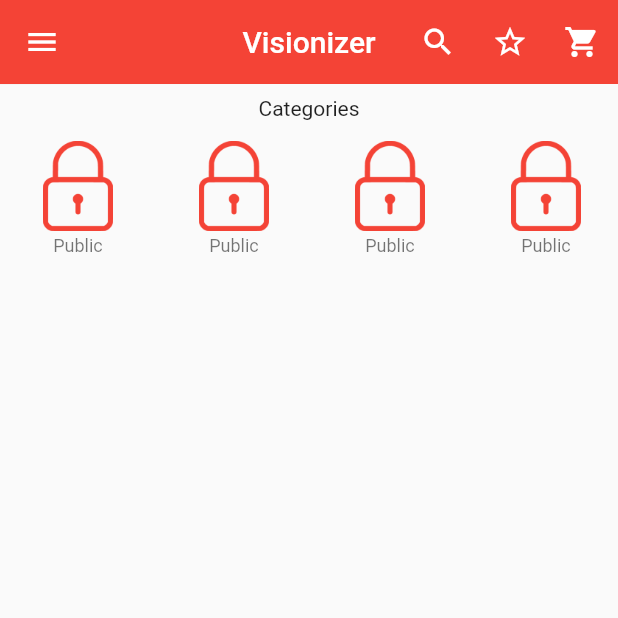
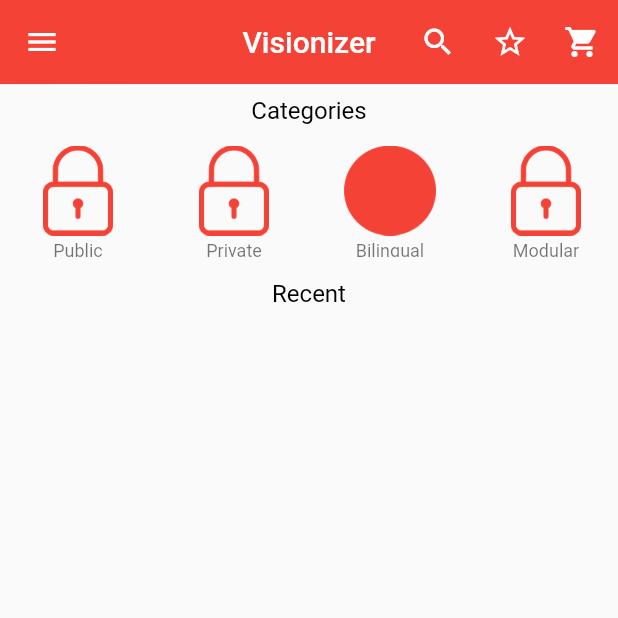
Before and after one commit to clemmsch/reactapp, a Flutter app: the screen it shows after launch, on a phone screen of 412 x 824 dp, the top half of it. Run offline on Flutter 3.47's test engine with Material 2 defaults, Android fonts, the phone set to English and light mode, and no system bars; our stand-ins replace carousel_pro.

Commit message:
Started with "Recent"

```diff
--- a/lib/components/horizontalListView.dart
+++ b/lib/components/horizontalListView.dart
@@ -4,7 +4,7 @@ class HorizontalList extends StatelessWidget {
   @override
   Widget build(BuildContext context) {
     return Container(
-      height: 100,
+      height: 80,
       child: ListView(
         scrollDirection: Axis.horizontal,
         children: <Widget>[
@@ -14,15 +14,15 @@ class HorizontalList extends StatelessWidget {
           ),
           Category(
             imagePath: 'images/categories/Lock.png',
-            categoryName: 'Public',
+            categoryName: 'Private',
+          ),
+          Category(
+            imagePath: 'images/categories/Bilingual.png',
+            categoryName: 'Bilingual',
           ),
           Category(
             imagePath: 'images/categories/Lock.png',
-            categoryName: 'Public',
-          ),
-          Category(
-            imagePath: 'images/categories/Lock.png',
-            categoryName: 'Public',
+            categoryName: 'Modular',
           ),
           Category(
             imagePath: 'images/categories/Lock.png',
--- /dev/null
+++ b/lib/components/schools.dart
@@ -0,0 +1,13 @@
+import 'package:flutter/material.dart';
+
+class Schools extends StatefulWidget {
+  @override
+  _SchoolsState createState() => _SchoolsState();
+}
+
+class _SchoolsState extends State<Schools> {
+  @override
+  Widget build(BuildContext context) {
+    return Container();
+  }
+}
--- a/lib/main.dart
+++ b/lib/main.dart
@@ -4,7 +4,7 @@ import 'package:carousel_pro/carousel_pro.dart';
 // Importing the components
 import 'package:application/components/horizontalListView.dart';
 import 'package:application/components/drawer.dart';
-import 'package:application/components/homepage.dart';
+import 'package:application/components/schools.dart';
 
 // The Main Function of the application (Runs the HomePage)
 void main(List<String> args) {
@@ -22,6 +22,11 @@ class HomePage extends StatefulWidget {
 
 // The State of the HomePage
 class _HomePageState extends State<HomePage> {
+  // VARIABLES
+  final TextStyle headerStyle =
+      new TextStyle(color: Colors.black, fontSize: 16);
+
+  // THE MAIN
   @override
   Widget build(BuildContext context) {
     Widget image_carousel = new Container(
@@ -84,13 +89,26 @@ class _HomePageState extends State<HomePage> {
           // Padding the Widgets
           new Padding(
               padding: const EdgeInsets.all(8.0),
+              // Setting the header "Categories"
               child: new Text(
                 'Categories',
+                style: headerStyle,
                 textAlign: TextAlign.center,
               )),
+          HorizontalList(),
 
-          // The Horizontal List-View Begins here
-          HorizontalList(),
+          new Padding(
+            padding: const EdgeInsets.all(15.0),
+            // Setting the header "Recent", this currently only shows the recent
+            child: new Text('Recent',
+                style: headerStyle, textAlign: TextAlign.center),
+          ),
+
+          // The Grid View
+          Container(
+            height: 320,
+            child: Schools(),
+          ),
         ],
       ),
     );
--- a/pubspec.yaml
+++ b/pubspec.yaml
@@ -22,6 +22,7 @@ flutter:
   assets:
     - images/c1.jpg
     - images/categories/Lock.png
+    - images/categories/Bilingual.png
 
 
 icapps_translations:
```
Also changed, not shown: images/categories/Bilingual.png (added).
